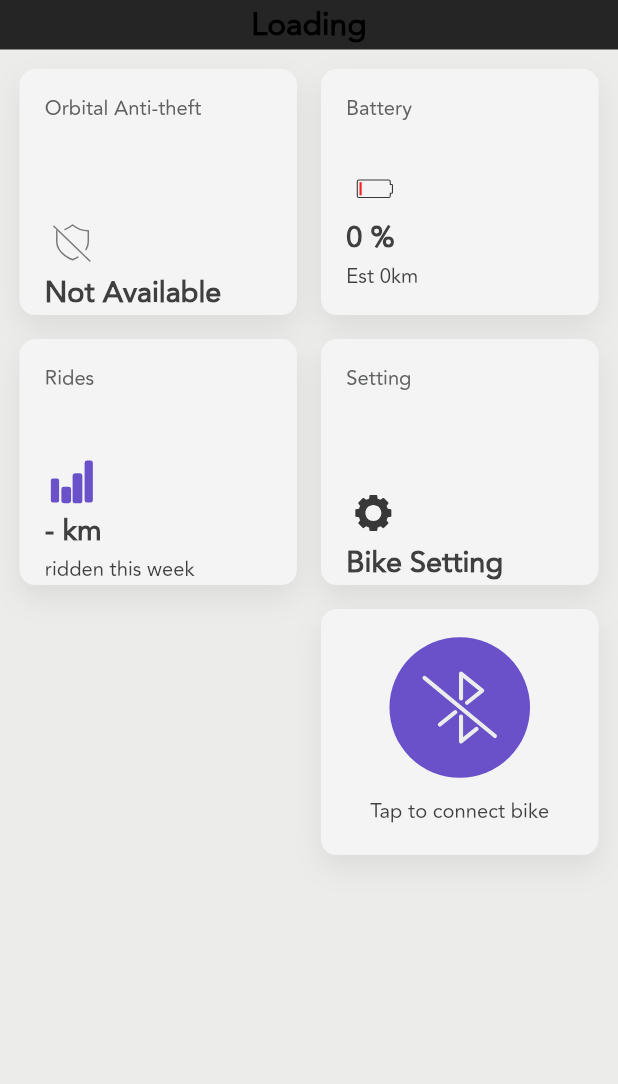
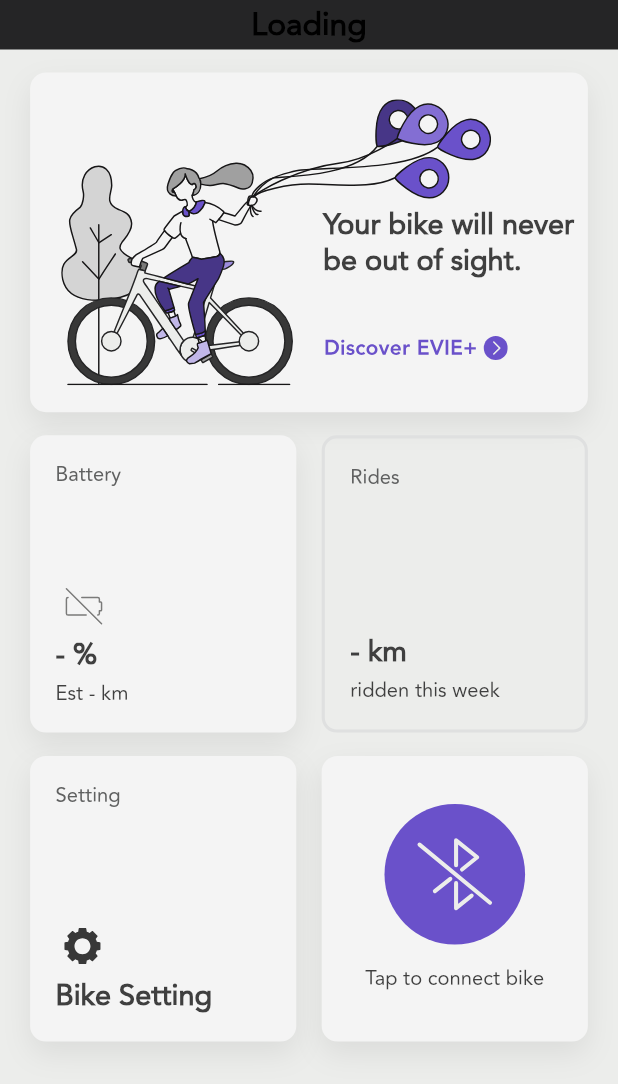
Before and after one commit to Ivancky42/evie_app, a Flutter app: the FreePlan screen opened directly, on a phone screen of 412 x 824 dp. Shown: the top 1084 px of the screen. Run offline on Flutter 3.47's test engine with Material 2 defaults, Android fonts, the phone set to English and light mode, and no system bars; our stand-ins replace cached_network_image, carousel_slider, cloud_firestore, connectivity_plus, device_info_plus, dio and 41 more; missing offline and left inert: cloud_firestore_platform_interface, crclib, dart:ffi, flutter_facebook_auth, flutter_reactive_ble, map_launcher and 6 more; accounts and stored records are empty; project files that could hold a hidden picture were left out.

Commit message:
- free plan page altered, padding issues unresolved

```diff
--- a/lib/api/fonts.dart
+++ b/lib/api/fonts.dart
@@ -16,6 +16,7 @@ class EvieTextStyles {
 
  static TextStyle headline = TextStyle(fontSize: 20.sp, fontWeight: FontWeight.w500,);
  static TextStyle headlineB = TextStyle(fontSize: 20.sp, fontWeight: FontWeight.w900, color: EvieColors.darkGray);
+ static TextStyle headlineB2 = TextStyle(fontSize: 20.sp, fontWeight: FontWeight.w800, color: EvieColors.darkGray);
  static TextStyle subHeadline = TextStyle(fontSize: 16.sp, fontWeight: FontWeight.w500,);
 
  static TextStyle ctaSmall = TextStyle(fontSize: 14.sp, fontWeight: FontWeight.w900,);
--- a/lib/screen/user_home_page/free_plan/free_plan.dart
+++ b/lib/screen/user_home_page/free_plan/free_plan.dart
@@ -321,10 +321,10 @@ class _FreePlanState extends State<FreePlan> {
                             }),
                       ),
                      Expanded(
+                       child: AspectRatio(
+                         aspectRatio: 1,
                        child: SingleChildScrollView(
-                         physics: const BouncingScrollPhysics(),
-                         child: Padding(
-                           padding: EdgeInsets.all(5),
+                         physics: NeverScrollableScrollPhysics(),
                          child: Column(
                            children: [
 
@@ -344,34 +344,88 @@ class _FreePlanState extends State<FreePlan> {
                              //   ),
                              // ),
 
+                           GestureDetector(
+                             onTap: () {
+                               _settingProvider.changeSheetElement(SheetList.proPlan);
+                               showSheetNavigate(context);
+                             },
+                               child: Expanded(
+                                 child: Padding(
+                                   padding: EdgeInsets.only(left: 19.w, right: 19.w),
+                                   child: Container(
+                                     height: 263.42.h,
+                                     child: Expanded(
+                                       child: Stack(
+                                         children: [
+                                              Align(
+                                               child: Expanded(
+                                                 child: Column(
+                                                   mainAxisAlignment: MainAxisAlignment.center,
+                                                   crossAxisAlignment: CrossAxisAlignment.center,
+                                                   children: [
+                                                     EvieCard(
+                                                       padding: EdgeInsets.zero,
+                                                       height: 232.h,
+                                                       width: 352.w,
+                                                       //color: EvieColors.dividerWhite,
+                                                       color: EvieColors.dividerWhite,
+                                                   ),
+                                                   ]
+                                                    ),
+                                               ),
+                                             ),
+
+                                           Expanded(
+                                             // child: AspectRatio(
+                                             //   aspectRatio: 1,
+                                             child: Padding(
+                                               padding: EdgeInsets.only(left: 19.w, top: 33.91.h, bottom: 33.58.h, right: 59.79.w),
+                                               child: SvgPicture.asset(
+                                                 "assets/images/bike_illustration.svg",
+                                                 width: 295.21.w,
+                                                 height: 196.42.h,
+                                               ),
+                                             ),),
+                                           // ),
+
+                                           Expanded(
+                                             // child: AspectRatio(
+                                             //   aspectRatio: 1,
+                                             child: Padding(
+                                               padding: EdgeInsets.only(top: 108.42.h, left: 185.w),
+                                                 child: Text("Your bike will never be out of sight.",
+                                                 style: EvieTextStyles.headlineB2.copyWith(height: 1.3.h)),
+                                             ),),
+                                           // ),
+
+                                           Expanded(
+                                             // child: AspectRatio(
+                                             //   aspectRatio: 1,
+                                             child: Padding(
+                                               padding: EdgeInsets.only(left: 185.w, top: 188.42.h,right: 40.79.w, bottom: 17.58.h),
+                                               child: SvgPicture.asset(
+                                                 "assets/buttons/EVIE+.svg",
+                                               ),
+                                             ),),
+                                           // ),
+                                         ],
+                                       ),
+                                     ),
+                                   ),
+                                   ),
+                                 ),
+                               ),
+
+
                              Row(
                                mainAxisAlignment: MainAxisAlignment.center,
                                children: [
+
                                  Expanded(
+                                   child: AspectRatio(
+                                     aspectRatio: 1,
                                    child: Padding(
-
-                                         padding: EdgeInsets.all(8),
-                                         child: EvieCard(
-                                           title: "Orbital Anti-theft",
-                                           child: Expanded(
-                                             child: Column(
-                                               crossAxisAlignment: CrossAxisAlignment.start,
-                                               mainAxisAlignment: MainAxisAlignment.end,
-                                               children: [
-                                                 SvgPicture.asset(
-                                                   "assets/buttons/bike_security_not_available.svg",
-                                                 ),
-                                                 Text("Not Available", style: EvieTextStyles.headlineB.copyWith(color: EvieColors.darkGray)),
-                                             ],
-                                             ),
-                                           ),
-
-                                         )
-                                     ),
-                                   ),
-                                   Expanded(
-                                     child: Padding(
-                                         padding: EdgeInsets.all(8),
+                                       padding: EdgeInsets.only(left: 19.w, right: 8.w, bottom: 8.h),
                                        child: EvieCard(
                                          ///Listen to bluetooth provider data
                                          title: "Battery",
@@ -381,51 +435,68 @@ class _FreePlanState extends State<FreePlan> {
                                              mainAxisAlignment: MainAxisAlignment.end,
                                              children: [
                                                SvgPicture.asset(
-                                                   getBatteryImage(int.parse(_bluetoothProvider.bikeInfoResult?.batteryLevel ?? "0")),
+                                                 "assets/icons/battery_not_available.svg",
                                                  width: 36.w,
                                                  height: 36.h,
                                                ),
-                                                 Text("${int.parse(_bluetoothProvider.bikeInfoResult?.batteryLevel ?? "0")} %", style: EvieTextStyles.headlineB.copyWith(color: EvieColors.darkGray)),
-                                                 Text("Est 0km", style: EvieTextStyles.body14.copyWith(color: EvieColors.darkGray),
+                                               //Text("${int.parse(_bluetoothProvider.bikeInfoResult?.batteryLevel ?? "0")} %", style: EvieTextStyles.headlineB.copyWith(color: EvieColors.darkGray)),
+                                               Text("- %", style: EvieTextStyles.headlineB.copyWith(color: EvieColors.darkGray)),
+                                               Text("Est - km", style: EvieTextStyles.body14.copyWith(color: EvieColors.darkGray),
                                                ),
                                                SizedBox(height: 16.h,),
                                              ],
                                            ),
                                          ),
+                                       )
+                                   ),),
+                                 ),
 
+                                 Expanded(
+                                   child: AspectRatio(
+                                     aspectRatio: 1,
+                                   child: Padding(
+                                       padding: EdgeInsets.only(right: 19.w, left: 8.w,  bottom: 8.h),
+                                       child: EvieCard(
+                                         color: EvieColors.grayishWhite,
+                                         title: "Rides",
+                                         decoration: BoxDecoration(
+                                           border: Border.all(
+                                             color: EvieColors.lightGrayishCyan,
+                                             width: 2.w,
+                                           ),
+                                           borderRadius: BorderRadius.circular(10), // Optional: To add rounded corners
+                                         ),
+                                         child: Expanded(
+                                           child: Column(
+                                             crossAxisAlignment: CrossAxisAlignment.start,
+                                             mainAxisAlignment: MainAxisAlignment.end,
+                                             children: [
+                                               // SvgPicture.asset(
+                                               //   "assets/icons/bar_chart.svg",
+                                               // ),
+                                               Text("- km", style: EvieTextStyles.headlineB.copyWith(color: EvieColors.darkGray)),
+                                               Padding(
+                                                 padding:  EdgeInsets.only(bottom: 16.h),
+                                                 child: Text("ridden this week", style: EvieTextStyles.body14.copyWith(color: EvieColors.darkGray),
+                                                 ),
+                                               ),
+                                             ],
+                                           ),
+                                         ),
                                        )
-                                     ),
+                                   ),),
                                  ),
                                ],
                              ),
                              Row(
                                mainAxisAlignment: MainAxisAlignment.center,
                                children: [
+
                                  Expanded(
+                                   child: AspectRatio(
+                                     aspectRatio: 1,
                                    child: Padding(
-                                         padding: EdgeInsets.all(8),
-                                         child: EvieCard(
-                                           title: "Rides",
-                                           child: Expanded(
-                                             child: Column(
-                                               crossAxisAlignment: CrossAxisAlignment.start,
-                                               mainAxisAlignment: MainAxisAlignment.end,
-                                               children: [
-                                                 SvgPicture.asset(
-                                                   "assets/icons/bar_chart.svg",
-                                                 ),
-                                                 Text("- km", style: EvieTextStyles.headlineB.copyWith(color: EvieColors.darkGray)),
-                                                 Text("ridden this week", style: EvieTextStyles.body14.copyWith(color: EvieColors.darkGray),
-                                                 ),
-                                               ],
-                                             ),
-                                           ),
-                                         )
-                                     ),
-                                   ),
-                                   Expanded(
-                                     child: Padding(
-                                         padding: EdgeInsets.all(8),
+                                       padding: EdgeInsets.only(left: 19.w, right: 8.w, bottom: 8.h, top: 8.h),
                                        child: EvieCard(
                                          onPress: (){
                                            _settingProvider.changeSheetElement(SheetList.bikeSetting);
@@ -440,28 +511,22 @@ class _FreePlanState extends State<FreePlan> {
                                                SvgPicture.asset(
                                                  "assets/icons/setting_black.svg",
                                                ),
-                                                 Text("Bike Setting", style: EvieTextStyles.headlineB.copyWith(color: EvieColors.darkGray)),
+                                               Padding(
+                                                 padding: EdgeInsets.only(bottom: 16.h),
+                                                 child: Text("Bike Setting", style: EvieTextStyles.headlineB.copyWith(color: EvieColors.darkGray)),
+                                               ),
                                              ],
                                            ),
                                          ),
-                                         )
-                                     ),
-                                   ),
-                                 ],
-                               ),
-                               Row(
-                                 mainAxisAlignment: MainAxisAlignment.center,
-                                 children: [
-                                   Expanded(
-                                     child: Padding(
-                                         padding: EdgeInsets.all(8),
-                                         child:Container()
+                                       ),),
                                    ),
                                  ),
 
                                  Expanded(
+                                   child: AspectRatio(
+                                     aspectRatio: 1,
                                    child: Padding(
-                                         padding: EdgeInsets.all(8),
+                                       padding: EdgeInsets.only(right: 19.w, left: 8.w, top: 8.h, bottom: 8.h),
                                        child: EvieCard(
                                          child: Column(
                                            mainAxisAlignment: MainAxisAlignment.center,
@@ -587,16 +652,29 @@ class _FreePlanState extends State<FreePlan> {
 
                                            ],),
                                        )
-                                     ),
+                                   ),),
                                  ),
                                ],
                              ),
 
+                             // Row(
+                             //   mainAxisAlignment: MainAxisAlignment.center,
+                             //   children: [
+                             //     Expanded(
+                             //       child: Padding(
+                             //           padding: EdgeInsets.all(8),
+                             //           child:Container()
+                             //       ),
+                             //     ),
+                             //
+                             //
+                             //   ],
+                             // ),
+
                            ],
                          ),
                        ),
-                       ),
-                     ),
+                     ),),
 
                     ],
                   ),
```
Also changed, not shown: assets/buttons/EVIE+.svg (added), assets/images/bike_illustration.svg (added), assets/images/bike_text.svg (added). Lines whose indentation alone changed are shown as unchanged.
